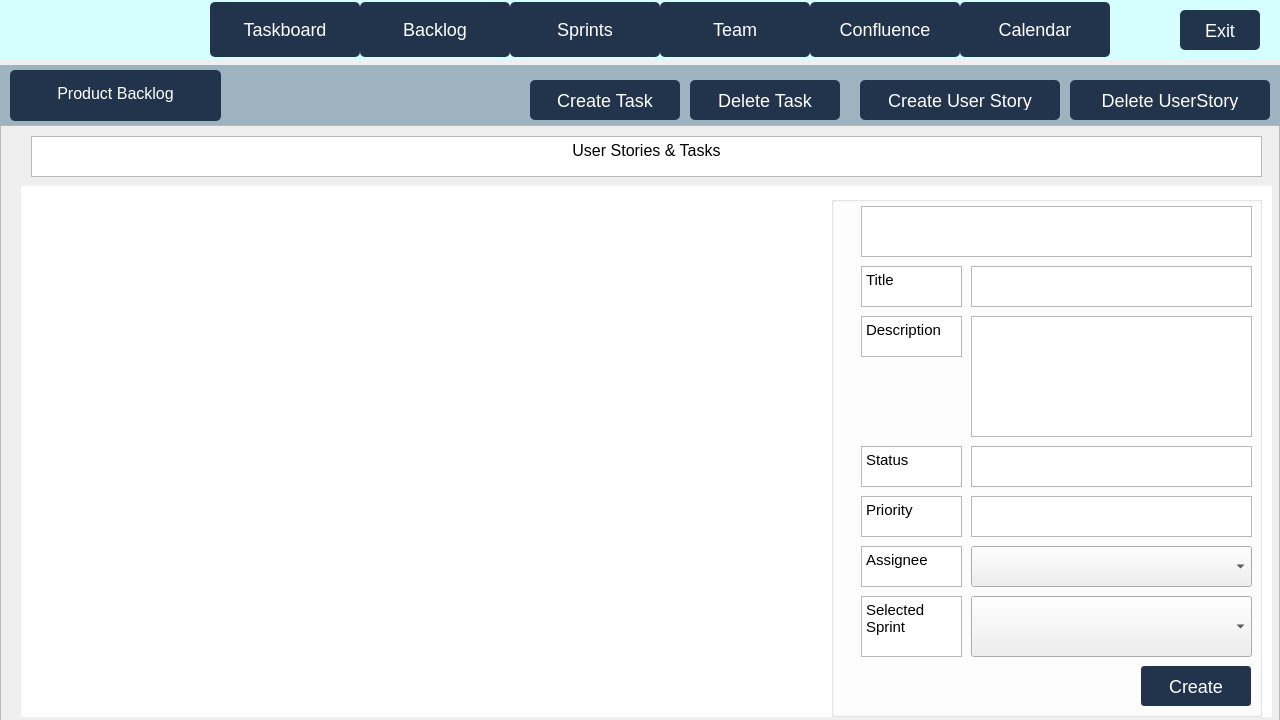
Old version of the form code/Staging_Environment/Recovered/Staging_Environment_Recorverd/parentboard.ui in the repository muazzamaqeel/Software-Project-CTS-5.
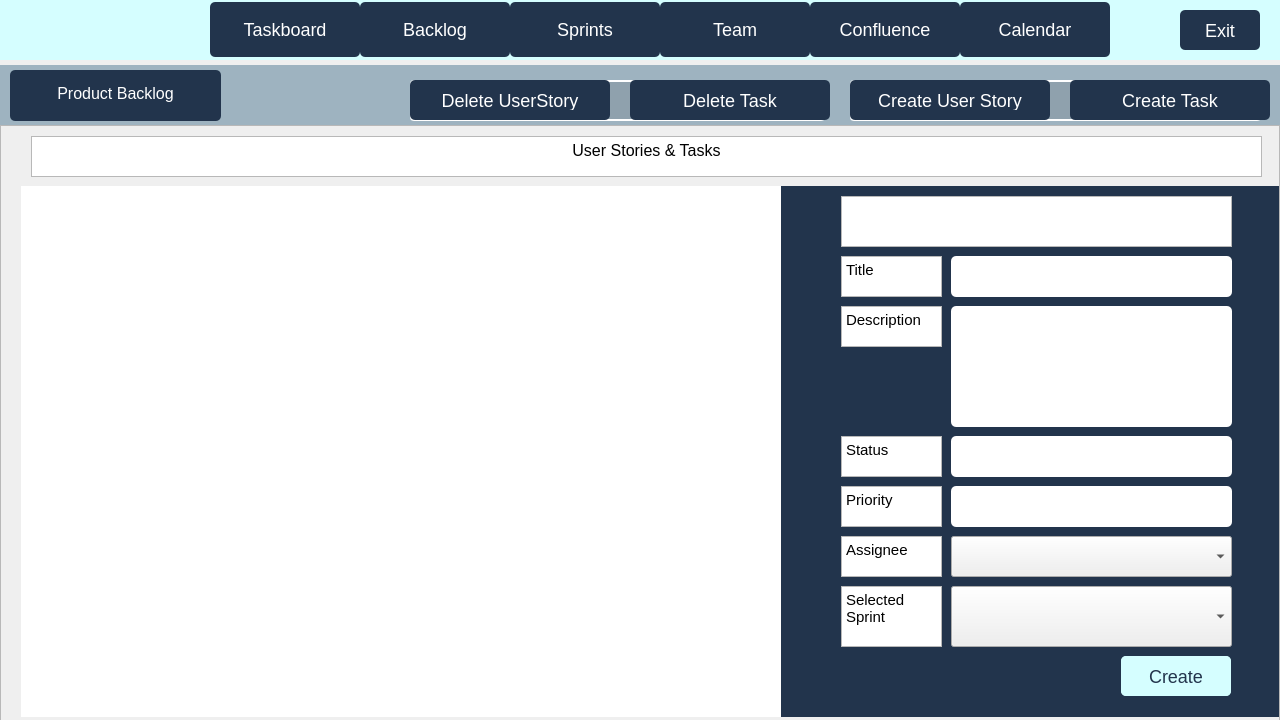
New version of the form. The open tabs and pages were chosen to show the change. Icons and pictures are not drawn.

The edit to the form file:
```diff
--- a/code/Staging_Environment/Recovered/Staging_Environment_Recorverd/parentboard.ui
+++ b/code/Staging_Environment/Recovered/Staging_Environment_Recorverd/parentboard.ui
@@ -2143,19 +2143,27 @@
          <widget class="QGroupBox" name="CreationBox">
           <property name="geometry">
            <rect>
-            <x>830</x>
-            <y>70</y>
-            <width>431</width>
-            <height>521</height>
+            <x>780</x>
+            <y>60</y>
+            <width>501</width>
+            <height>531</height>
            </rect>
           </property>
+          <property name="styleSheet">
+           <string notr="true">QGroupBox {
+    border: 0px;
+	background-color: #22344C;
+    /*border-radius: 10px; /* Adjust the value for the desired corner radius */
+    margin-top: 0px; /* Optional margin */
+}</string>
+          </property>
           <property name="title">
            <string/>
           </property>
           <widget class="QTextBrowser" name="CreateTitle">
            <property name="geometry">
             <rect>
-             <x>30</x>
+             <x>60</x>
              <y>70</y>
              <width>101</width>
              <height>41</height>
@@ -2168,14 +2176,14 @@
 hr { height: 1px; border-width: 0; }
 li.unchecked::marker { content: &quot;\2610&quot;; }
 li.checked::marker { content: &quot;\2612&quot;; }
-&lt;/style&gt;&lt;/head&gt;&lt;body style=&quot; font-family:'.AppleSystemUIFont'; font-size:13pt; font-weight:400; font-style:normal;&quot;&gt;
-&lt;p style=&quot; margin-top:0px; margin-bottom:0px; margin-left:0px; margin-right:0px; -qt-block-indent:0; text-indent:0px;&quot;&gt;&lt;span style=&quot; font-family:'Segoe UI'; font-size:11pt;&quot;&gt;Title&lt;/span&gt;&lt;/p&gt;&lt;/body&gt;&lt;/html&gt;</string>
+&lt;/style&gt;&lt;/head&gt;&lt;body style=&quot; font-family:'Segoe UI'; font-size:9pt; font-weight:400; font-style:normal;&quot;&gt;
+&lt;p style=&quot; margin-top:0px; margin-bottom:0px; margin-left:0px; margin-right:0px; -qt-block-indent:0; text-indent:0px;&quot;&gt;&lt;span style=&quot; font-size:11pt;&quot;&gt;Title&lt;/span&gt;&lt;/p&gt;&lt;/body&gt;&lt;/html&gt;</string>
            </property>
           </widget>
           <widget class="QTextBrowser" name="CreatePriority">
            <property name="geometry">
             <rect>
-             <x>30</x>
+             <x>60</x>
              <y>300</y>
              <width>101</width>
              <height>41</height>
@@ -2188,14 +2196,14 @@
 hr { height: 1px; border-width: 0; }
 li.unchecked::marker { content: &quot;\2610&quot;; }
 li.checked::marker { content: &quot;\2612&quot;; }
-&lt;/style&gt;&lt;/head&gt;&lt;body style=&quot; font-family:'.AppleSystemUIFont'; font-size:13pt; font-weight:400; font-style:normal;&quot;&gt;
-&lt;p style=&quot; margin-top:0px; margin-bottom:0px; margin-left:0px; margin-right:0px; -qt-block-indent:0; text-indent:0px;&quot;&gt;&lt;span style=&quot; font-family:'Segoe UI'; font-size:11pt;&quot;&gt;Priority&lt;/span&gt;&lt;/p&gt;&lt;/body&gt;&lt;/html&gt;</string>
+&lt;/style&gt;&lt;/head&gt;&lt;body style=&quot; font-family:'Segoe UI'; font-size:9pt; font-weight:400; font-style:normal;&quot;&gt;
+&lt;p style=&quot; margin-top:0px; margin-bottom:0px; margin-left:0px; margin-right:0px; -qt-block-indent:0; text-indent:0px;&quot;&gt;&lt;span style=&quot; font-size:11pt;&quot;&gt;Priority&lt;/span&gt;&lt;/p&gt;&lt;/body&gt;&lt;/html&gt;</string>
            </property>
           </widget>
           <widget class="QTextBrowser" name="CreateStatus">
            <property name="geometry">
             <rect>
-             <x>30</x>
+             <x>60</x>
              <y>250</y>
              <width>101</width>
              <height>41</height>
@@ -2208,14 +2216,14 @@
 hr { height: 1px; border-width: 0; }
 li.unchecked::marker { content: &quot;\2610&quot;; }
 li.checked::marker { content: &quot;\2612&quot;; }
-&lt;/style&gt;&lt;/head&gt;&lt;body style=&quot; font-family:'.AppleSystemUIFont'; font-size:13pt; font-weight:400; font-style:normal;&quot;&gt;
-&lt;p style=&quot; margin-top:0px; margin-bottom:0px; margin-left:0px; margin-right:0px; -qt-block-indent:0; text-indent:0px;&quot;&gt;&lt;span style=&quot; font-family:'Segoe UI'; font-size:11pt;&quot;&gt;Status&lt;/span&gt;&lt;/p&gt;&lt;/body&gt;&lt;/html&gt;</string>
+&lt;/style&gt;&lt;/head&gt;&lt;body style=&quot; font-family:'Segoe UI'; font-size:9pt; font-weight:400; font-style:normal;&quot;&gt;
+&lt;p style=&quot; margin-top:0px; margin-bottom:0px; margin-left:0px; margin-right:0px; -qt-block-indent:0; text-indent:0px;&quot;&gt;&lt;span style=&quot; font-size:11pt;&quot;&gt;Status&lt;/span&gt;&lt;/p&gt;&lt;/body&gt;&lt;/html&gt;</string>
            </property>
           </widget>
           <widget class="QTextBrowser" name="CreateDescription">
            <property name="geometry">
             <rect>
-             <x>30</x>
+             <x>60</x>
              <y>120</y>
              <width>101</width>
              <height>41</height>
@@ -2228,14 +2236,14 @@
 hr { height: 1px; border-width: 0; }
 li.unchecked::marker { content: &quot;\2610&quot;; }
 li.checked::marker { content: &quot;\2612&quot;; }
-&lt;/style&gt;&lt;/head&gt;&lt;body style=&quot; font-family:'.AppleSystemUIFont'; font-size:13pt; font-weight:400; font-style:normal;&quot;&gt;
-&lt;p style=&quot; margin-top:0px; margin-bottom:0px; margin-left:0px; margin-right:0px; -qt-block-indent:0; text-indent:0px;&quot;&gt;&lt;span style=&quot; font-family:'Segoe UI'; font-size:11pt;&quot;&gt;Description&lt;/span&gt;&lt;/p&gt;&lt;/body&gt;&lt;/html&gt;</string>
+&lt;/style&gt;&lt;/head&gt;&lt;body style=&quot; font-family:'Segoe UI'; font-size:9pt; font-weight:400; font-style:normal;&quot;&gt;
+&lt;p style=&quot; margin-top:0px; margin-bottom:0px; margin-left:0px; margin-right:0px; -qt-block-indent:0; text-indent:0px;&quot;&gt;&lt;span style=&quot; font-size:11pt;&quot;&gt;Description&lt;/span&gt;&lt;/p&gt;&lt;/body&gt;&lt;/html&gt;</string>
            </property>
           </widget>
           <widget class="QPushButton" name="Button_CreateUserStory">
            <property name="geometry">
             <rect>
-             <x>310</x>
+             <x>340</x>
              <y>470</y>
              <width>110</width>
              <height>40</height>
@@ -2257,11 +2265,25 @@
             <bool>false</bool>
            </property>
            <property name="styleSheet">
-            <string notr="true">QPushButton {
-font: 13pt &quot;Arial&quot;;
-background-color: rgb(100, 100, 100);
-color: rgb(255, 255, 255);
-}</string>
+            <string notr="true">/* Styles for QPushButton */
+QPushButton {
+    background-color: #D5FEFF; /* Dark grey background */
+    color: #22344C; /* White text */
+    border-radius: 5px; /* Rounded corners */
+    padding: 10px 20px; /* Padding around text */
+    font-size: 18px; /* Font size */
+    border: none; /* No border */
+    text-align: center; /* Center text */
+}
+
+QPushButton:hover {
+    background-color: #3A3A3A; /* Slightly lighter grey on hover */
+}
+
+QPushButton:pressed {
+    background-color: #1A1A1A; /* Even lighter grey for pressed state */
+}
+</string>
            </property>
            <property name="text">
             <string>Create</string>
@@ -2270,47 +2292,87 @@
           <widget class="QTextEdit" name="InputTitle">
            <property name="geometry">
             <rect>
-             <x>140</x>
+             <x>170</x>
              <y>70</y>
              <width>281</width>
              <height>41</height>
             </rect>
            </property>
+           <property name="styleSheet">
+            <string notr="true">QTextEdit {
+background: white;
+font: 14pt Arial;
+padding: 3px 3px 3px 3px;
+color: black;
+border-radius: 5px;
+border: 0;
+}</string>
+           </property>
           </widget>
           <widget class="QTextEdit" name="InputDescription">
            <property name="geometry">
             <rect>
-             <x>140</x>
+             <x>170</x>
              <y>120</y>
              <width>281</width>
              <height>121</height>
             </rect>
            </property>
+           <property name="styleSheet">
+            <string notr="true">QTextEdit {
+background: white;
+font: 14pt Arial;
+padding: 3px 3px 3px 3px;
+color: black;
+border-radius: 5px;
+border: 0;
+}</string>
+           </property>
           </widget>
           <widget class="QTextEdit" name="InputStatus">
            <property name="geometry">
             <rect>
-             <x>140</x>
+             <x>170</x>
              <y>250</y>
              <width>281</width>
              <height>41</height>
             </rect>
            </property>
+           <property name="styleSheet">
+            <string notr="true">QTextEdit {
+background: white;
+font: 14pt Arial;
+padding: 3px 3px 3px 3px;
+color: black;
+border-radius: 5px;
+border: 0;
+}</string>
+           </property>
           </widget>
           <widget class="QTextEdit" name="InputPriority">
            <property name="geometry">
             <rect>
-             <x>140</x>
+             <x>170</x>
              <y>300</y>
              <width>281</width>
              <height>41</height>
             </rect>
            </property>
+           <property name="styleSheet">
+            <string notr="true">QTextEdit {
+background: white;
+font: 14pt Arial;
+padding: 3px 3px 3px 3px;
+color: black;
+border-radius: 5px;
+border: 0;
+}</string>
+           </property>
           </widget>
           <widget class="QTextBrowser" name="CreateAssignee">
            <property name="geometry">
             <rect>
-             <x>30</x>
+             <x>60</x>
              <y>350</y>
              <width>101</width>
              <height>41</height>
@@ -2323,14 +2385,14 @@
 hr { height: 1px; border-width: 0; }
 li.unchecked::marker { content: &quot;\2610&quot;; }
 li.checked::marker { content: &quot;\2612&quot;; }
-&lt;/style&gt;&lt;/head&gt;&lt;body style=&quot; font-family:'.AppleSystemUIFont'; font-size:13pt; font-weight:400; font-style:normal;&quot;&gt;
-&lt;p style=&quot; margin-top:0px; margin-bottom:0px; margin-left:0px; margin-right:0px; -qt-block-indent:0; text-indent:0px;&quot;&gt;&lt;span style=&quot; font-family:'Segoe UI'; font-size:11pt;&quot;&gt;Assignee&lt;/span&gt;&lt;/p&gt;&lt;/body&gt;&lt;/html&gt;</string>
+&lt;/style&gt;&lt;/head&gt;&lt;body style=&quot; font-family:'Segoe UI'; font-size:9pt; font-weight:400; font-style:normal;&quot;&gt;
+&lt;p style=&quot; margin-top:0px; margin-bottom:0px; margin-left:0px; margin-right:0px; -qt-block-indent:0; text-indent:0px;&quot;&gt;&lt;span style=&quot; font-size:11pt;&quot;&gt;Assignee&lt;/span&gt;&lt;/p&gt;&lt;/body&gt;&lt;/html&gt;</string>
            </property>
           </widget>
           <widget class="QTextBrowser" name="CreateHeader">
            <property name="geometry">
             <rect>
-             <x>30</x>
+             <x>60</x>
              <y>10</y>
              <width>391</width>
              <height>51</height>
@@ -2340,7 +2402,7 @@
           <widget class="QPushButton" name="Button_CreateTask">
            <property name="geometry">
             <rect>
-             <x>310</x>
+             <x>340</x>
              <y>470</y>
              <width>110</width>
              <height>40</height>
@@ -2362,15 +2424,15 @@
             <bool>false</bool>
            </property>
            <property name="styleSheet">
-            <string notr="true">QPushButton {
-background-color: #22344C;
-    color: white; /* White text */
+            <string notr="true">/* Styles for QPushButton */
+QPushButton {
+    background-color: #D5FEFF; /* Dark grey background */
+    color: #22344C; /* White text */
     border-radius: 5px; /* Rounded corners */
     padding: 10px 20px; /* Padding around text */
     font-size: 18px; /* Font size */
     border: none; /* No border */
     text-align: center; /* Center text */
-    /* Removed unsupported properties: display, transition, cursor */
 }
 
 QPushButton:hover {
@@ -2391,7 +2453,7 @@
           <widget class="QTextBrowser" name="SelecteSprint">
            <property name="geometry">
             <rect>
-             <x>30</x>
+             <x>60</x>
              <y>400</y>
              <width>101</width>
              <height>61</height>
@@ -2404,14 +2466,14 @@
 hr { height: 1px; border-width: 0; }
 li.unchecked::marker { content: &quot;\2610&quot;; }
 li.checked::marker { content: &quot;\2612&quot;; }
-&lt;/style&gt;&lt;/head&gt;&lt;body style=&quot; font-family:'.AppleSystemUIFont'; font-size:13pt; font-weight:400; font-style:normal;&quot;&gt;
-&lt;p style=&quot; margin-top:0px; margin-bottom:0px; margin-left:0px; margin-right:0px; -qt-block-indent:0; text-indent:0px;&quot;&gt;&lt;span style=&quot; font-family:'Segoe UI'; font-size:11pt;&quot;&gt;Selected Sprint&lt;/span&gt;&lt;/p&gt;&lt;/body&gt;&lt;/html&gt;</string>
+&lt;/style&gt;&lt;/head&gt;&lt;body style=&quot; font-family:'Segoe UI'; font-size:9pt; font-weight:400; font-style:normal;&quot;&gt;
+&lt;p style=&quot; margin-top:0px; margin-bottom:0px; margin-left:0px; margin-right:0px; -qt-block-indent:0; text-indent:0px;&quot;&gt;&lt;span style=&quot; font-size:11pt;&quot;&gt;Selected Sprint&lt;/span&gt;&lt;/p&gt;&lt;/body&gt;&lt;/html&gt;</string>
            </property>
           </widget>
           <widget class="QComboBox" name="BL_SprintDropDown">
            <property name="geometry">
             <rect>
-             <x>140</x>
+             <x>170</x>
              <y>400</y>
              <width>281</width>
              <height>61</height>
@@ -2421,12 +2483,15 @@
           <widget class="QComboBox" name="InputAssignee">
            <property name="geometry">
             <rect>
-             <x>140</x>
+             <x>170</x>
              <y>350</y>
              <width>281</width>
              <height>41</height>
             </rect>
            </property>
+           <property name="styleSheet">
+            <string notr="true"/>
+           </property>
           </widget>
          </widget>
         </widget>
@@ -2466,15 +2531,15 @@
        <widget class="QPushButton" name="buttton_issue">
         <property name="geometry">
          <rect>
-          <x>530</x>
+          <x>1070</x>
           <y>20</y>
-          <width>150</width>
+          <width>200</width>
           <height>40</height>
          </rect>
         </property>
         <property name="minimumSize">
          <size>
-          <width>150</width>
+          <width>200</width>
           <height>40</height>
          </size>
         </property>
@@ -2520,7 +2585,7 @@
        <widget class="QPushButton" name="button_userstory">
         <property name="geometry">
          <rect>
-          <x>860</x>
+          <x>850</x>
           <y>20</y>
           <width>200</width>
           <height>40</height>
@@ -2574,15 +2639,15 @@
        <widget class="QPushButton" name="delete_item">
         <property name="geometry">
          <rect>
-          <x>690</x>
+          <x>630</x>
           <y>20</y>
-          <width>150</width>
+          <width>200</width>
           <height>40</height>
          </rect>
         </property>
         <property name="minimumSize">
          <size>
-          <width>150</width>
+          <width>200</width>
           <height>40</height>
          </size>
         </property>
@@ -2628,7 +2693,7 @@
        <widget class="QPushButton" name="delete_item_UserStory">
         <property name="geometry">
          <rect>
-          <x>1070</x>
+          <x>410</x>
           <y>20</y>
           <width>200</width>
           <height>40</height>
@@ -2713,6 +2778,69 @@
 &lt;p align=&quot;center&quot; style=&quot; margin-top:0px; margin-bottom:0px; margin-left:0px; margin-right:0px; -qt-block-indent:0; text-indent:0px;&quot;&gt;&lt;span style=&quot; font-family:'Segoe UI'; font-size:12pt;&quot;&gt;Product Backlog&lt;/span&gt;&lt;/p&gt;&lt;/body&gt;&lt;/html&gt;</string>
         </property>
        </widget>
+       <widget class="QLabel" name="label">
+        <property name="geometry">
+         <rect>
+          <x>410</x>
+          <y>20</y>
+          <width>415</width>
+          <height>41</height>
+         </rect>
+        </property>
+        <property name="minimumSize">
+         <size>
+          <width>80</width>
+          <height>40</height>
+         </size>
+        </property>
+        <property name="styleSheet">
+         <string notr="true">    QLabel {
+        border: 2px solid white; /* White solid border */
+        border-radius: 4px; /* Slightly rounded corners for a modern look */
+        padding: 8px; /* Padding inside the label */
+        background-color: rgba(0, 0, 0, 0.1); /* Slightly transparent background */
+        color: white; /* White text color */
+        font-size: 16px; /* Font size */
+        text-align: center; /* Center text alignment */
+    }</string>
+        </property>
+        <property name="text">
+         <string/>
+        </property>
+       </widget>
+       <widget class="QLabel" name="label_3">
+        <property name="geometry">
+         <rect>
+          <x>850</x>
+          <y>20</y>
+          <width>411</width>
+          <height>41</height>
+         </rect>
+        </property>
+        <property name="styleSheet">
+         <string notr="true">    QLabel {
+        border: 2px solid white; /* White solid border */
+        border-radius: 4px; /* Slightly rounded corners for a modern look */
+        padding: 8px; /* Padding inside the label */
+        background-color: rgba(0, 0, 0, 0.1); /* Slightly transparent background */
+        color: white; /* White text color */
+        font-size: 16px; /* Font size */
+        text-align: center; /* Center text alignment */
+    }</string>
+        </property>
+        <property name="text">
+         <string/>
+        </property>
+       </widget>
+       <zorder>scrollAreaB</zorder>
+       <zorder>toplabelB</zorder>
+       <zorder>ProductBacklog_Text</zorder>
+       <zorder>label</zorder>
+       <zorder>delete_item_UserStory</zorder>
+       <zorder>delete_item</zorder>
+       <zorder>label_3</zorder>
+       <zorder>button_userstory</zorder>
+       <zorder>buttton_issue</zorder>
       </widget>
       <widget class="QWidget" name="teamPage">
        <widget class="QLabel" name="toplabelB_3">
```
Left out of the diff: 61 changed lines with no effect on the pictures.
